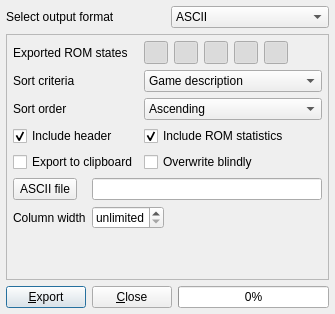
Before: the Qt Designer form romstatusexport.ui in qmc2/qmc2-mame-fe, drawn with Qt 5.
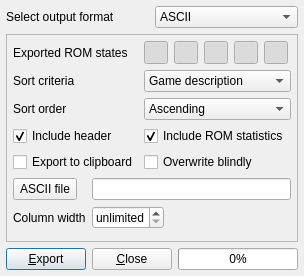
After: the same form once the commit is applied. Icons and pictures are not drawn.

What changed in the file:
```diff
--- a/romstatusexport.ui
+++ b/romstatusexport.ui
@@ -7,8 +7,8 @@
    <rect>
     <x>0</x>
     <y>0</y>
-    <width>335</width>
-    <height>314</height>
+    <width>304</width>
+    <height>276</height>
    </rect>
   </property>
   <property name="windowTitle">
@@ -395,7 +395,7 @@
               </property>
              </widget>
             </item>
-            <item row="2" column="0" colspan="2">
+            <item row="2" column="0" colspan="3">
              <spacer name="verticalSpacer">
               <property name="orientation">
                <enum>Qt::Vertical</enum>
```
Left out of the diff: 2 changed lines with no effect on the pictures.
